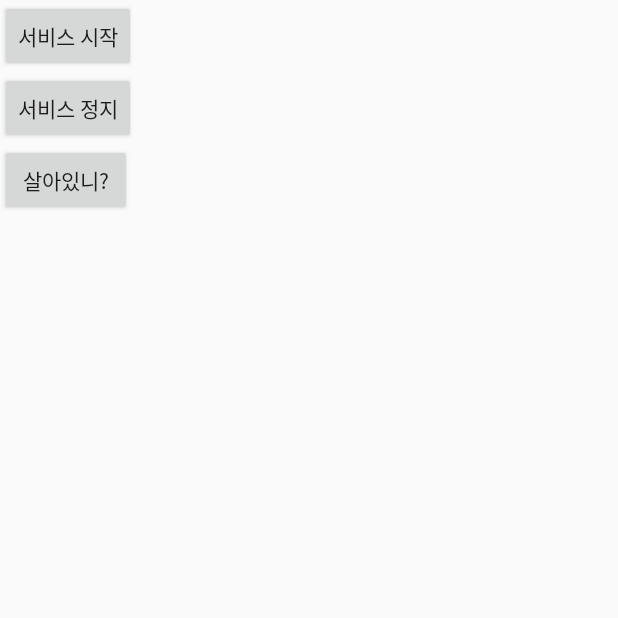
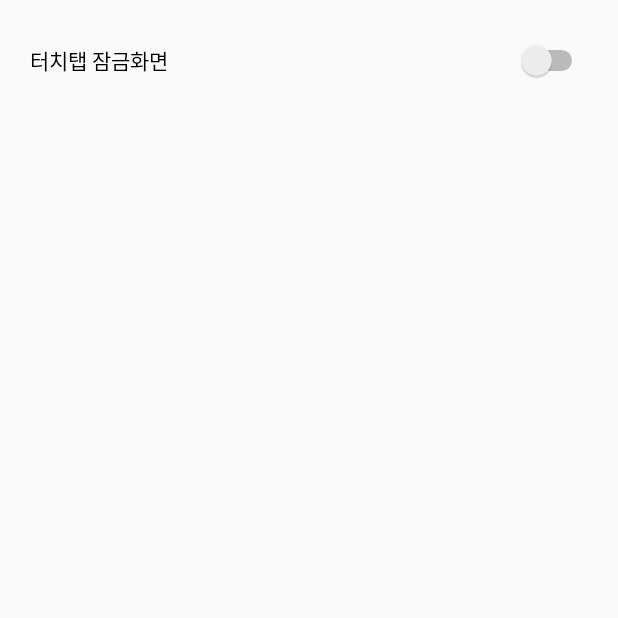
Before and after one commit to leesihyun/FingerLock, an Android app: the screen it shows after launch (MainActivity), on a phone screen of 412 x 824 dp, the top half of it. Run offline under Robolectric (Android 15) with nearby library versions, the phone set to English and light mode, and no system bars.

Commit message:
[fix] screen lock on/off screen button change

```diff
--- a/app/src/main/java/com/seahyun/fingerlock/MainActivity.java
+++ b/app/src/main/java/com/seahyun/fingerlock/MainActivity.java
@@ -7,29 +7,42 @@ import android.os.Bundle;
 import android.view.View;
 import android.view.View.OnClickListener;
 import android.widget.Button;
+import android.widget.Switch;
 
 public class MainActivity extends Activity implements OnClickListener {
 
-    private Button startServiceButton;
-    private Button stopServiceButton;
-    private Button checkAliveButton;
+    //private Button startServiceButton;
+    //private Button stopServiceButton;
+    //private Button checkAliveButton;
+    Switch touch_tab;
 
     @Override
     public void onCreate(Bundle savedInstanceState) {
         super.onCreate(savedInstanceState);
         setContentView(R.layout.activity_main);
-        startServiceButton = (Button)findViewById(R.id.startService);
+        touch_tab = (Switch)findViewById(R.id.touch_tab);
+        touch_tab.setOnClickListener(this);
+        /*startServiceButton = (Button)findViewById(R.id.startService);
         stopServiceButton = (Button)findViewById(R.id.stopService);
         checkAliveButton = (Button)findViewById(R.id.checkAlive);
 
         startServiceButton.setOnClickListener(this);
         stopServiceButton.setOnClickListener(this);
-        checkAliveButton.setOnClickListener(this);
+        checkAliveButton.setOnClickListener(this);*/
     }
 
     @Override
     public void onClick(View v) {
-        switch(v.getId()){
+
+        if(touch_tab.isChecked()){
+            startService(new Intent(this, SimpleService.class));
+            touch_tab.setChecked(true);
+        }
+        else{
+            stopService(new Intent(this, SimpleService.class));
+            touch_tab.setChecked(false);
+        }
+        /*switch(v.getId()){
             case R.id.startService:
                 startService(new Intent(this, SimpleService.class));
                 break;
@@ -41,6 +54,6 @@ public class MainActivity extends Activity implements OnClickListener {
             case R.id.checkAlive:
                 sendBroadcast(new Intent("com.androidhuman.action.isAlive"));
                 break;
-        }
+        }*/
     }
 }
--- a/app/src/main/res/layout/activity_main.xml
+++ b/app/src/main/res/layout/activity_main.xml
@@ -3,8 +3,18 @@
     android:orientation="vertical"
     android:layout_width="fill_parent"
     android:layout_height="fill_parent"
-    >
-    <Button android:layout_width="wrap_content"
+    android:weightSum="1">
+
+    <Switch
+        android:id="@+id/touch_tab"
+        android:layout_width="match_parent"
+        android:layout_height="40dp"
+        android:layout_marginTop="20dp"
+        android:layout_marginLeft="20dp"
+        android:layout_marginRight="20dp"
+        android:text="터치탭 잠금화면"/>
+
+    <!--<Button android:layout_width="wrap_content"
         android:layout_height="wrap_content"
         android:id="@+id/startService"
         android:text="서비스 시작"/>
@@ -18,6 +28,6 @@
         android:layout_height="wrap_content"
         android:text="살아있니?"
         android:id="@+id/checkAlive"/>
-
+-->
 
 </LinearLayout>
```
